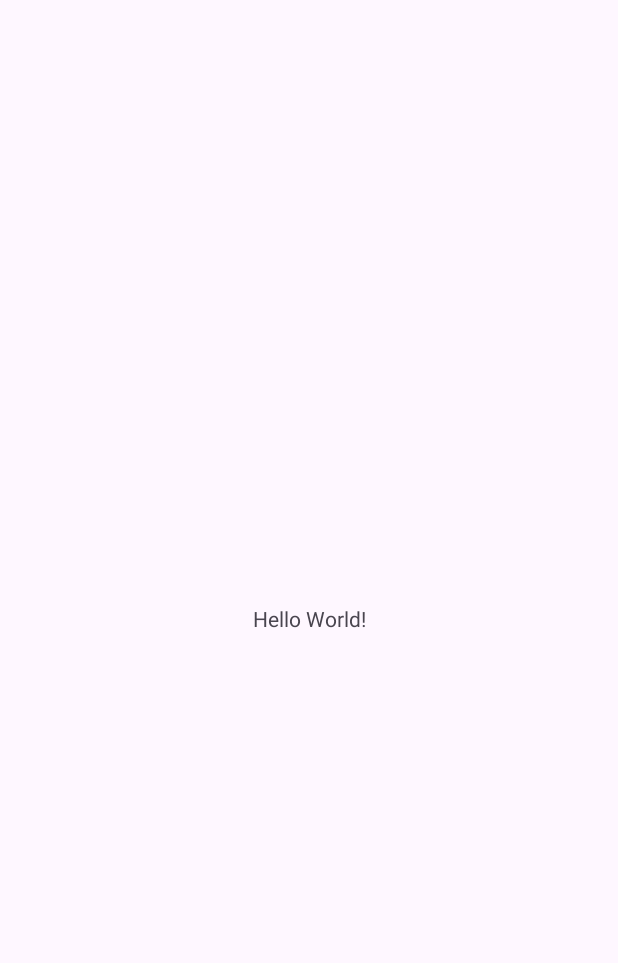
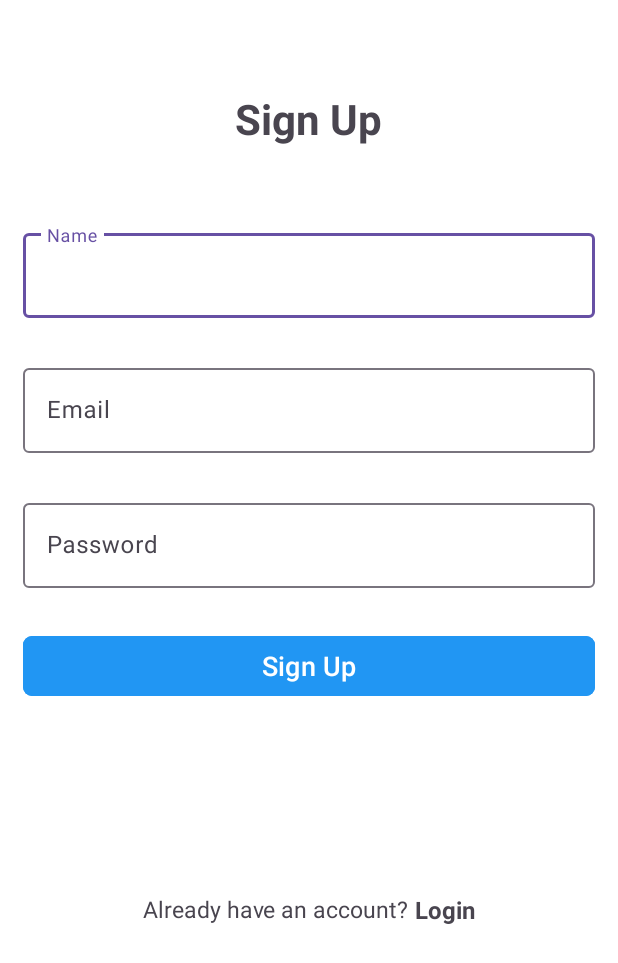
Before and after one commit to bengisusaahin/e-commerce, an Android app: the screen it shows after launch (MainActivity), on a phone screen of 412 x 824 dp. Before the commit the part shown is almost empty. Shown: the top 963 px of the screen. Run offline under Robolectric (Android 15) with nearby library versions, the phone set to English and light mode, and no system bars; our stand-ins replace Dagger/Hilt's generated code, Firebase (no records; nobody signed in at launch, a user with empty details on screens opened directly).

Commit message:
feat: Sign up success

```diff
--- a/app/src/main/AndroidManifest.xml
+++ b/app/src/main/AndroidManifest.xml
@@ -3,6 +3,7 @@
     xmlns:tools="http://schemas.android.com/tools">
 
     <application
+        android:name=".HiltApplication"
         android:allowBackup="true"
         android:dataExtractionRules="@xml/data_extraction_rules"
         android:fullBackupContent="@xml/backup_rules"
--- /dev/null
+++ b/app/src/main/java/com/bengisusahin/e_commerce/HiltApplication.kt
@@ -0,0 +1,8 @@
+package com.bengisusahin.e_commerce
+
+import android.app.Application
+import dagger.hilt.android.HiltAndroidApp
+
+@HiltAndroidApp
+class HiltApplication : Application(){
+}
--- a/app/src/main/java/com/bengisusahin/e_commerce/MainActivity.kt
+++ b/app/src/main/java/com/bengisusahin/e_commerce/MainActivity.kt
@@ -5,16 +5,13 @@ import androidx.activity.enableEdgeToEdge
 import androidx.appcompat.app.AppCompatActivity
 import androidx.core.view.ViewCompat
 import androidx.core.view.WindowInsetsCompat
+import dagger.hilt.android.AndroidEntryPoint
 
+@AndroidEntryPoint
 class MainActivity : AppCompatActivity() {
     override fun onCreate(savedInstanceState: Bundle?) {
         super.onCreate(savedInstanceState)
         enableEdgeToEdge()
         setContentView(R.layout.activity_main)
-        ViewCompat.setOnApplyWindowInsetsListener(findViewById(R.id.main)) { v, insets ->
-            val systemBars = insets.getInsets(WindowInsetsCompat.Type.systemBars())
-            v.setPadding(systemBars.left, systemBars.top, systemBars.right, systemBars.bottom)
-            insets
-        }
     }
 }
--- /dev/null
+++ b/app/src/main/java/com/bengisusahin/e_commerce/di/AppModule.kt
@@ -0,0 +1,18 @@
+package com.bengisusahin.e_commerce.di
+
+import com.google.firebase.auth.FirebaseAuth
+import dagger.Module
+import dagger.Provides
+import dagger.hilt.InstallIn
+import dagger.hilt.components.SingletonComponent
+import javax.inject.Singleton
+
+// SingletonComponent: all the dependencies inside this module will stay alive as long as the app is alive
+@Module
+@InstallIn(SingletonComponent::class)
+object AppModule {
+    //SignUpViewModel.kt will use this dependency and inject it into its constructor
+    @Provides
+    @Singleton
+    fun provideFirebaseAuth() = FirebaseAuth.getInstance()
+}
--- a/app/src/main/java/com/bengisusahin/e_commerce/viewmodel/LoginSignUpViewModel.kt
+++ b/app/src/main/java/com/bengisusahin/e_commerce/viewmodel/SignUpViewModel.kt
@@ -10,9 +10,9 @@ import kotlinx.coroutines.flow.Flow
 import kotlinx.coroutines.flow.MutableStateFlow
 import javax.inject.Inject
 
-// ViewModel for handling login and sign up operations
+// ViewModel for handling sign up operations
 @HiltViewModel
-class LoginSignUpViewModel @Inject constructor(
+class SignUpViewModel @Inject constructor(
     private val firebaseAuth: FirebaseAuth
 ) : ViewModel() {
 
--- a/app/src/main/res/layout/activity_main.xml
+++ b/app/src/main/res/layout/activity_main.xml
@@ -1,19 +1,16 @@
 <?xml version="1.0" encoding="utf-8"?>
-<androidx.constraintlayout.widget.ConstraintLayout xmlns:android="http://schemas.android.com/apk/res/android"
+<FrameLayout
+    xmlns:android="http://schemas.android.com/apk/res/android"
     xmlns:app="http://schemas.android.com/apk/res-auto"
-    xmlns:tools="http://schemas.android.com/tools"
-    android:id="@+id/main"
     android:layout_width="match_parent"
-    android:layout_height="match_parent"
-    tools:context=".MainActivity">
+    android:layout_height="match_parent">
 
-    <TextView
-        android:layout_width="wrap_content"
-        android:layout_height="wrap_content"
-        android:text="Hello World!"
-        app:layout_constraintBottom_toBottomOf="parent"
-        app:layout_constraintEnd_toEndOf="parent"
-        app:layout_constraintStart_toStartOf="parent"
-        app:layout_constraintTop_toTopOf="parent" />
 
-</androidx.constraintlayout.widget.ConstraintLayout>
+    <androidx.fragment.app.FragmentContainerView
+        android:id="@+id/fragmentContainerView"
+        android:name="androidx.navigation.fragment.NavHostFragment"
+        android:layout_width="match_parent"
+        android:layout_height="match_parent"
+        app:defaultNavHost="true"
+        app:navGraph="@navigation/nav_graph" />
+</FrameLayout>
--- a/build.gradle.kts
+++ b/build.gradle.kts
@@ -3,6 +3,6 @@ plugins {
     alias(libs.plugins.android.application) apply false
     alias(libs.plugins.jetbrains.kotlin.android) apply false
     alias(libs.plugins.google.gms.google.services) apply false
-    id("com.google.dagger.hilt.android") version "2.44" apply false
+    alias(libs.plugins.hiltAndroid) apply false
 
 }
```
Also changed, not shown: app/src/main/java/com/bengisusahin/e_commerce/views/SignUpFragment.kt (+34 -26 lines), gradle/libs.versions.toml (+4 -4 lines).
